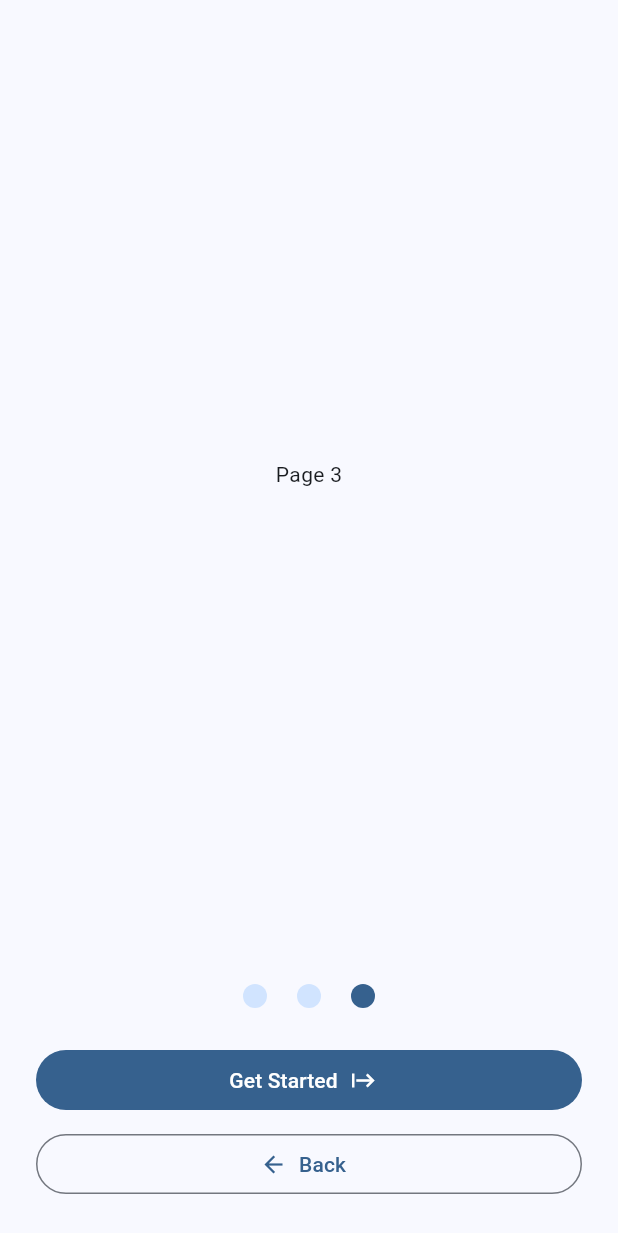
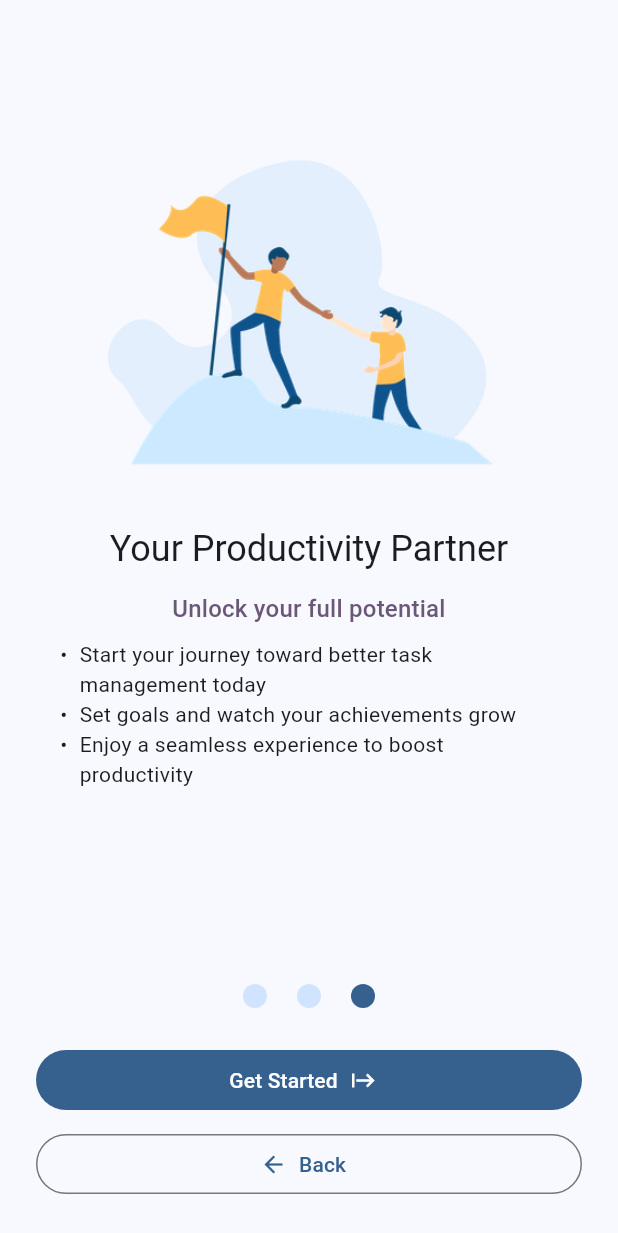
Before and after one commit to akiratatsuhisa/todo-app-flutter, a Flutter app: the screen it shows after launch, swiped to page 3, on a phone screen of 412 x 824 dp. Shown: the top 1233 px of the screen. Run offline on Flutter 3.47's test engine with Material 3 defaults, Android fonts, the phone set to English and light mode, and no system bars; our stand-ins replace firebase_core, flutter_bloc, freezed_annotation, go_router, graphql_flutter, shared_preferences; accounts and stored records are empty; generated files the repository leaves out were written again.

Commit message:
Implement welcome page

```diff
--- /dev/null
+++ b/mobile/lib/constant.dart
@@ -0,0 +1,19 @@
+class Constant {
+  /// 4.0
+  static const space1 = 4.0;
+
+  /// 8.0
+  static const space2 = 8.0;
+
+  /// 12.0
+  static const space3 = 12.0;
+
+  /// 16.0
+  static const space4 = 16.0;
+
+  /// 20.0
+  static const space5 = 20.0;
+
+  /// 24.0
+  static const space6 = 24.0;
+}
--- a/mobile/lib/main.dart
+++ b/mobile/lib/main.dart
@@ -6,32 +6,50 @@ import 'package:mobile/repository/home_repository.dart';
 import 'package:mobile/repository/todo_repository.dart';
 import 'package:shared_preferences/shared_preferences.dart';
 import 'router.dart';
+import 'package:firebase_core/firebase_core.dart';
+import 'firebase_options.dart';
 
 void main() async {
   WidgetsFlutterBinding.ensureInitialized();
+  await Firebase.initializeApp(
+    options: DefaultFirebaseOptions.currentPlatform,
+  );
 
   final preferences = await SharedPreferences.getInstance();
   final graphqlClient = GraphQLApi(preferences: preferences).getClient();
 
+  boostrap(
+    preferences: preferences,
+    graphqlClient: graphqlClient,
+  );
+}
+
+void boostrap({
+  required SharedPreferences preferences,
+  required GraphQLClient graphqlClient,
+}) {
+  final homeRepository = HomeRepository(preferences: preferences);
+  final todoRepository = TodoRepository(client: graphqlClient);
+
   runApp(
     MyApp(
-      preferences: preferences,
-      graphQLClient: graphqlClient,
+      homeRepository: homeRepository,
+      todoRepository: todoRepository,
     ),
   );
 }
 
 class MyApp extends StatelessWidget {
-  final SharedPreferences preferences;
-  final GraphQLClient graphQLClient;
+  final HomeRepository _homeRepository;
+  final TodoRepository _todoRepository;
 
   const MyApp({
     super.key,
-    required this.preferences,
-    required this.graphQLClient,
-  });
+    required HomeRepository homeRepository,
+    required TodoRepository todoRepository,
+  })  : _todoRepository = todoRepository,
+        _homeRepository = homeRepository;
 
-  // This widget is the root of your application.
   @override
   Widget build(BuildContext context) {
     final materialApp = MaterialApp.router(
@@ -49,25 +67,12 @@ class MyApp extends StatelessWidget {
 
     final repositoryProviders = MultiRepositoryProvider(
       providers: [
-        RepositoryProvider(
-          create: (context) {
-            return HomeRepository(preferences: preferences);
-          },
-        ),
-        RepositoryProvider(
-          create: (context) {
-            return TodoRepository(client: graphQLClient);
-          },
-        ),
+        RepositoryProvider.value(value: _homeRepository),
+        RepositoryProvider.value(value: _todoRepository),
       ],
       child: materialApp,
     );
 
-    final graphQLProvider = GraphQLProvider(
-      client: ValueNotifier(graphQLClient),
-      child: repositoryProviders,
-    );
-
-    return graphQLProvider;
+    return repositoryProviders;
   }
 }
--- a/mobile/lib/page/home/welcome_content.dart
+++ b/mobile/lib/page/home/welcome_content.dart
@@ -1,5 +1,6 @@
 import 'package:flutter/material.dart';
 import 'package:flutter_bloc/flutter_bloc.dart';
+import 'package:mobile/constant.dart';
 import 'package:mobile/page/home/bloc/home_bloc.dart';
 
 class WelcomeContent extends StatefulWidget {
@@ -47,6 +48,22 @@ class _WelcomeContentState extends State<WelcomeContent> {
     );
   }
 
+  Widget _buildBulletList({required List<Widget> children}) {
+    return Column(
+      mainAxisSize: MainAxisSize.min,
+      children: children.map((child) {
+        return Row(
+          crossAxisAlignment: CrossAxisAlignment.start,
+          children: [
+            const Text("\u2022"),
+            const SizedBox(width: Constant.space2),
+            Expanded(child: child),
+          ],
+        );
+      }).toList(),
+    );
+  }
+
   Widget _buildLayout(
     BuildContext context, {
     required int currentIndex,
@@ -54,39 +71,62 @@ class _WelcomeContentState extends State<WelcomeContent> {
     required Widget leading,
     required Widget trailing,
   }) {
-    return Column(
+    return SafeArea(
+      child: Column(
         crossAxisAlignment: CrossAxisAlignment.stretch,
         children: [
           Expanded(child: child),
-        const SizedBox(height: 24.0),
+          const SizedBox(height: Constant.space6),
           Row(
             mainAxisAlignment: MainAxisAlignment.center,
             children: [
               _buildCircle(currentIndex: currentIndex, pageIndex: 0),
-            const SizedBox(width: 20.0),
+              const SizedBox(width: Constant.space5),
               _buildCircle(currentIndex: currentIndex, pageIndex: 1),
-            const SizedBox(width: 20.0),
+              const SizedBox(width: Constant.space5),
               _buildCircle(currentIndex: currentIndex, pageIndex: 2),
             ],
           ),
           Padding(
-          padding: const EdgeInsets.all(24.0),
+            padding: const EdgeInsets.all(Constant.space6),
             child: Column(
               crossAxisAlignment: CrossAxisAlignment.stretch,
               children: [
                 leading,
-              const SizedBox(height: 8.0),
+                const SizedBox(height: Constant.space2),
                 trailing,
               ],
             ),
           ),
         ],
+      ),
     );
   }
 
   Widget _buildPage1(BuildContext context) {
-    const content = Center(
-      child: Text("Page 1"),
+    final theme = Theme.of(context);
+
+    final content = Padding(
+      padding: const EdgeInsets.all(Constant.space6),
+      child: Column(
+        mainAxisAlignment: MainAxisAlignment.center,
+        children: [
+          Image.asset('assets/business-interview.png'),
+          Text(
+            "Welcome to Todo",
+            textAlign: TextAlign.center,
+            style: theme.textTheme.headlineSmall,
+          ),
+          const SizedBox(height: Constant.space2),
+          Text(
+            "Organize your tasks effortlessly",
+            textAlign: TextAlign.center,
+            style: theme.textTheme.titleMedium?.copyWith(
+              color: theme.colorScheme.tertiary,
+            ),
+          ),
+        ],
+      ),
     );
 
     return _buildLayout(
@@ -107,8 +147,43 @@ class _WelcomeContentState extends State<WelcomeContent> {
   }
 
   Widget _buildPage2(BuildContext context) {
-    const content = Center(
-      child: Text("Page 2"),
+    final theme = Theme.of(context);
+
+    final content = Padding(
+      padding: const EdgeInsets.all(Constant.space6),
+      child: Column(
+        mainAxisAlignment: MainAxisAlignment.center,
+        children: [
+          Image.asset('assets/task-list.png'),
+          const SizedBox(height: Constant.space5),
+          Text(
+            "Stay on Top of Your To-Dos",
+            textAlign: TextAlign.center,
+            style: theme.textTheme.headlineSmall,
+          ),
+          const SizedBox(height: Constant.space3),
+          Text(
+            "Plan, organize, and complete your tasks",
+            textAlign: TextAlign.center,
+            style: theme.textTheme.titleMedium?.copyWith(
+              color: theme.colorScheme.tertiary,
+            ),
+          ),
+          const SizedBox(height: Constant.space2),
+          Padding(
+            padding: const EdgeInsets.symmetric(horizontal: Constant.space4),
+            child: _buildBulletList(
+              children: [
+                const Text("Create detailed to-do lists for every goal"),
+                const Text(
+                    "Mark tasks as done and archive them when completed"),
+                const Text(
+                    "Full control with CRUD functionality: Add, Edit, Delete"),
+              ],
+            ),
+          ),
+        ],
+      ),
     );
 
     return _buildLayout(
@@ -131,8 +206,43 @@ class _WelcomeContentState extends State<WelcomeContent> {
   }
 
   Widget _buildPage3(BuildContext context) {
-    const content = Center(
-      child: Text("Page 3"),
+    final theme = Theme.of(context);
+
+    final content = Padding(
+      padding: const EdgeInsets.all(Constant.space6),
+      child: Column(
+        mainAxisAlignment: MainAxisAlignment.center,
+        children: [
+          Image.asset('assets/business-leader.png'),
+          const SizedBox(height: Constant.space5),
+          const SizedBox(height: Constant.space5),
+          Text(
+            "Your Productivity Partner",
+            textAlign: TextAlign.center,
+            style: theme.textTheme.headlineSmall,
+          ),
+          const SizedBox(height: Constant.space3),
+          Text(
+            "Unlock your full potential",
+            textAlign: TextAlign.center,
+            style: theme.textTheme.titleMedium?.copyWith(
+              color: theme.colorScheme.tertiary,
+            ),
+          ),
+          const SizedBox(height: Constant.space2),
+          Padding(
+            padding: const EdgeInsets.symmetric(horizontal: Constant.space4),
+            child: _buildBulletList(
+              children: [
+                const Text(
+                    "Start your journey toward better task management today"),
+                const Text("Set goals and watch your achievements grow"),
+                const Text("Enjoy a seamless experience to boost productivity"),
+              ],
+            ),
+          ),
+        ],
+      ),
     );
 
     return _buildLayout(
--- a/mobile/lib/page/todo_save/todo_save_page.dart
+++ b/mobile/lib/page/todo_save/todo_save_page.dart
@@ -1,6 +1,7 @@
 import 'package:flutter/material.dart';
 import 'package:flutter_bloc/flutter_bloc.dart';
 import 'package:go_router/go_router.dart';
+import 'package:mobile/constant.dart';
 import 'package:mobile/page/todo_save/bloc/todo_save_bloc.dart';
 import 'package:mobile/widget/failure_content.dart';
 
@@ -67,7 +68,7 @@ class _TodoSavePageState extends State<TodoSavePage> {
     return Form(
       key: _formKey,
       child: ListView(
-        padding: const EdgeInsets.all(24.0),
+        padding: const EdgeInsets.all(Constant.space6),
         children: [
           TextFormField(
             controller: _textController,
@@ -90,7 +91,7 @@ class _TodoSavePageState extends State<TodoSavePage> {
             },
             readOnly: readOnly,
           ),
-          const SizedBox(height: 24.0),
+          const SizedBox(height: Constant.space6),
           TextFormField(
             controller: _descriptionController,
             decoration: const InputDecoration(
@@ -108,7 +109,7 @@ class _TodoSavePageState extends State<TodoSavePage> {
             },
             readOnly: readOnly,
           ),
-          const SizedBox(height: 24.0),
+          const SizedBox(height: Constant.space6),
           FilledButton(
             onPressed: readOnly ? null : _submit,
             child: const Text("Save"),
--- a/mobile/lib/widget/failure_content.dart
+++ b/mobile/lib/widget/failure_content.dart
@@ -1,4 +1,5 @@
 import 'package:flutter/material.dart';
+import 'package:mobile/constant.dart';
 import 'package:mobile/interface/failure_state.dart';
 
 class FailureContent<E extends FailureState> extends StatelessWidget {
@@ -19,7 +20,7 @@ class FailureContent<E extends FailureState> extends StatelessWidget {
     }
 
     return Padding(
-      padding: const EdgeInsets.all(24.0),
+      padding: const EdgeInsets.all(Constant.space6),
       child: Center(
         child: Column(
           mainAxisSize: MainAxisSize.min,
@@ -31,12 +32,12 @@ class FailureContent<E extends FailureState> extends StatelessWidget {
                   ),
               textAlign: TextAlign.center,
             ),
-            const SizedBox(height: 8.0),
+            const SizedBox(height: Constant.space2),
             Text(
               currentState.message,
               textAlign: TextAlign.center,
             ),
-            const SizedBox(height: 16.0),
+            const SizedBox(height: Constant.space4),
             FilledButton.icon(
               icon: const Icon(Icons.refresh),
               label: const Text('Retry'),
--- a/mobile/pubspec.yaml
+++ b/mobile/pubspec.yaml
@@ -40,6 +40,8 @@ dependencies:
   graphql_flutter: ^5.2.0-beta.8
   equatable: ^2.0.7
   shared_preferences: ^2.4.0
+  firebase_core: ^3.10.1
+  firebase_auth: ^5.4.1
 
 dev_dependencies:
   flutter_test:
@@ -64,6 +66,8 @@ flutter:
   # included with your application, so that you can use the icons in
   # the material Icons class.
   uses-material-design: true
+  assets:
+    - assets/
 
   # To add assets to your application, add an assets section, like this:
   # assets:
```
Also changed, not shown: mobile/assets/business-interview.png (added), mobile/assets/business-leader.png (added), mobile/assets/task-list.png (added), mobile/firebase.json (added), mobile/lib/firebase_options.dart (added), mobile/pubspec.lock, 4 other files. Lines whose indentation alone changed are shown as unchanged.
